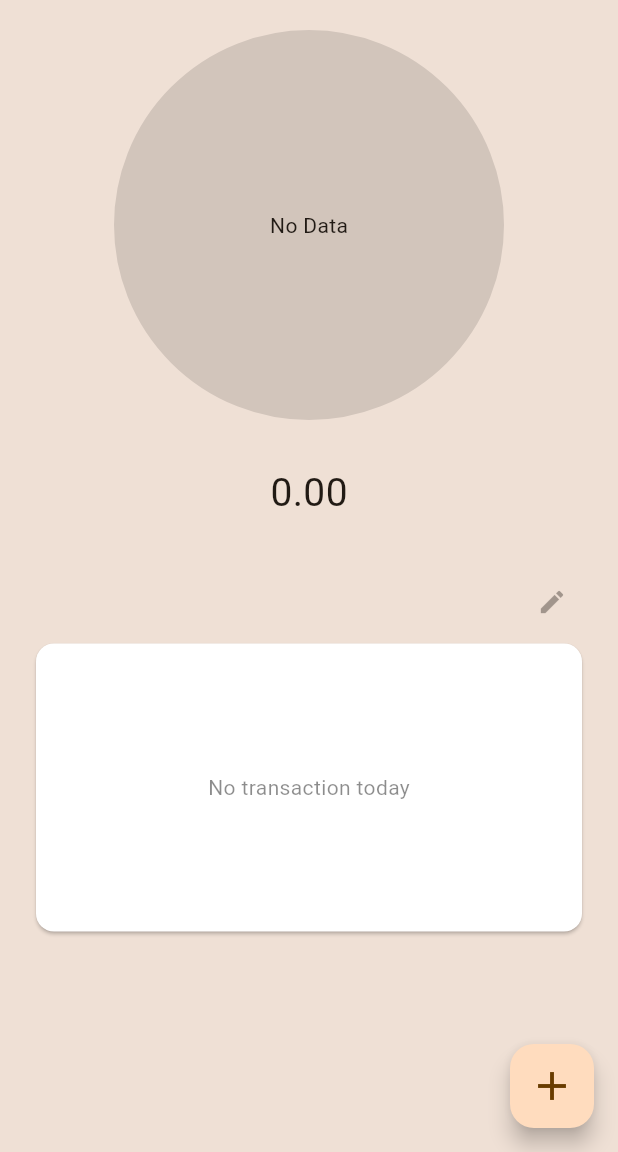
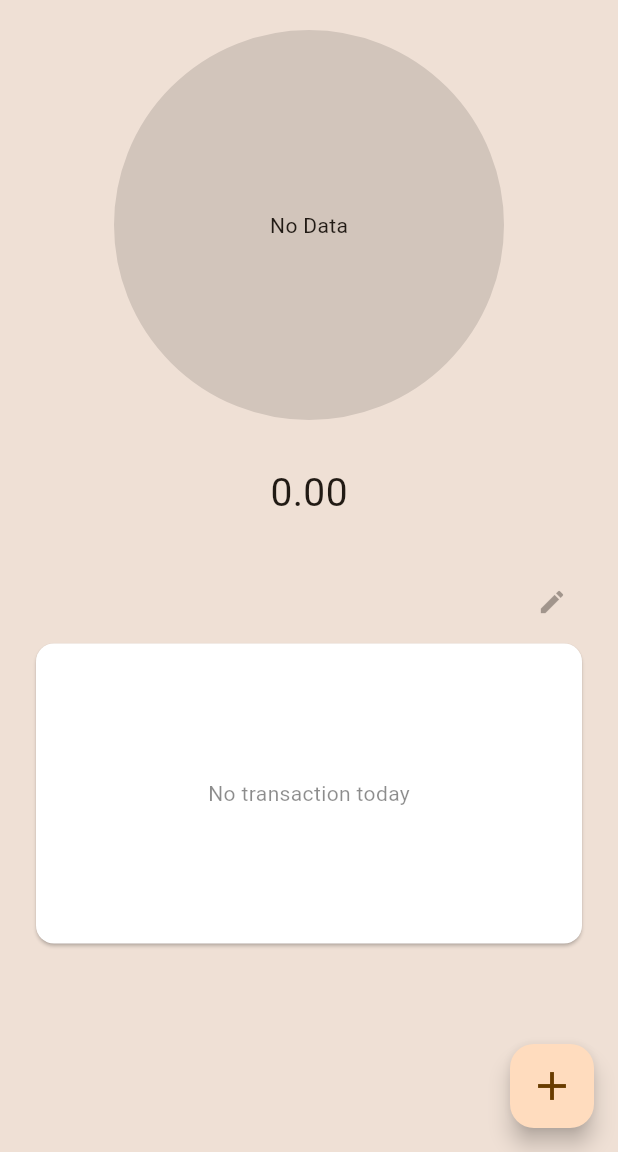
Before and after one commit to aidilrx04/duitgone2, a Flutter app: the screen it shows after launch, on a phone screen of 412 x 824 dp, the part 84-1236 px from its top. Run offline on Flutter 3.47's test engine with Material 3 defaults, Android fonts, the phone set to English and light mode, and no system bars; drawn by our look-alikes of fl_chart; our stand-ins replace shared_preferences; statements that could not run were skipped.

Commit message:
fix(android): expanded in column causes renderflex error

```diff
--- a/lib/screens/home/home.dart
+++ b/lib/screens/home/home.dart
@@ -21,12 +21,15 @@ class _HomeState extends State<Home> {
 
   DateTime date = DateTime.now();
 
+  List<String>? dates;
+
   @override
   void initState() {
     super.initState();
     Transaction.loadData().then((val) {
       setState(() {
         transactions = Transaction.getDataDay(date);
+        dates = Transaction.getDates();
       });
     });
   }
--- a/lib/screens/home/transaction_list.dart
+++ b/lib/screens/home/transaction_list.dart
@@ -17,6 +17,7 @@ class TransactionList extends StatelessWidget {
   @override
   Widget build(BuildContext context) {
     return Column(
+      mainAxisSize: MainAxisSize.min,
       children: [
         Row(
           mainAxisAlignment: MainAxisAlignment.end,
@@ -42,20 +43,21 @@ class TransactionList extends StatelessWidget {
             ),
           ],
         ),
-        SizedBox(
-          height: 200,
-          child: Card(
+        Card(
           color: Colors.white,
           child: Column(
+            mainAxisSize: MainAxisSize.min,
             children: [
-                if (transactions.length == 0)
-                  Expanded(
+              if (transactions.isEmpty)
+                ConstrainedBox(
+                  constraints: BoxConstraints(minHeight: 200),
                   child: Center(
                     child: Text(
                       "No transaction today",
                       style: TextStyle(color: Colors.black45),
                     ),
-                  )),
+                  ),
+                ),
               for (final transaction in transactions)
                 ListTile(
                   title: Text(
@@ -68,15 +70,13 @@ class TransactionList extends StatelessWidget {
                     transaction.amount.toStringAsFixed(2),
                     style: TextStyle(
                       fontSize: 20,
-                        color:
-                            transaction.amount > 0 ? Colors.green : Colors.red,
+                      color: transaction.amount > 0 ? Colors.green : Colors.red,
                     ),
                   ),
                 ),
             ],
           ),
         ),
-        ),
       ],
     );
   }
```
Lines whose indentation alone changed are shown as unchanged.
